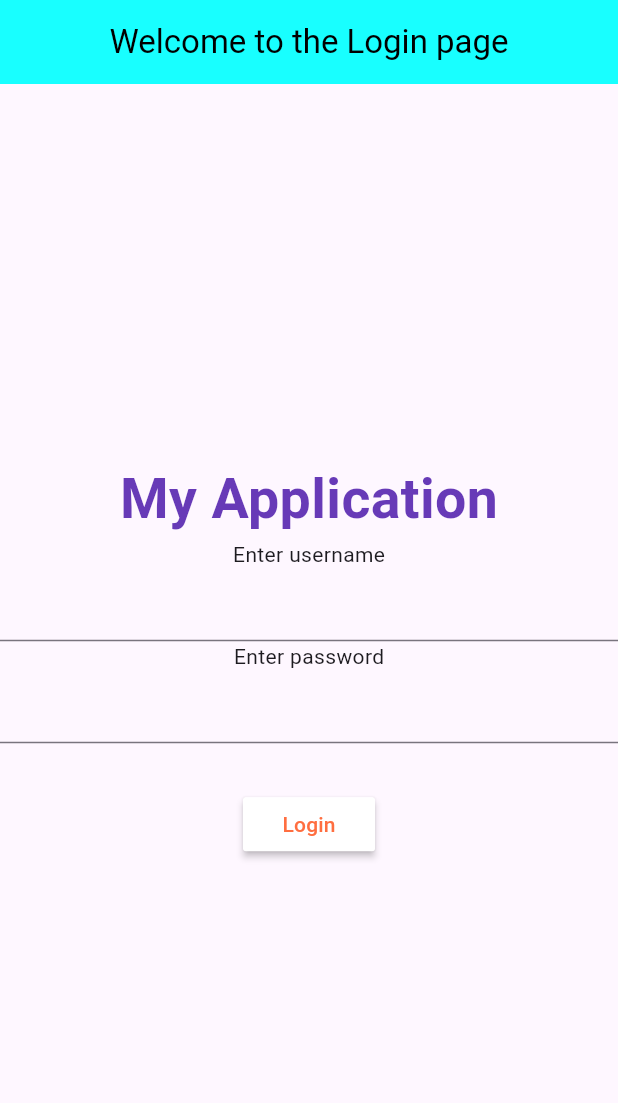
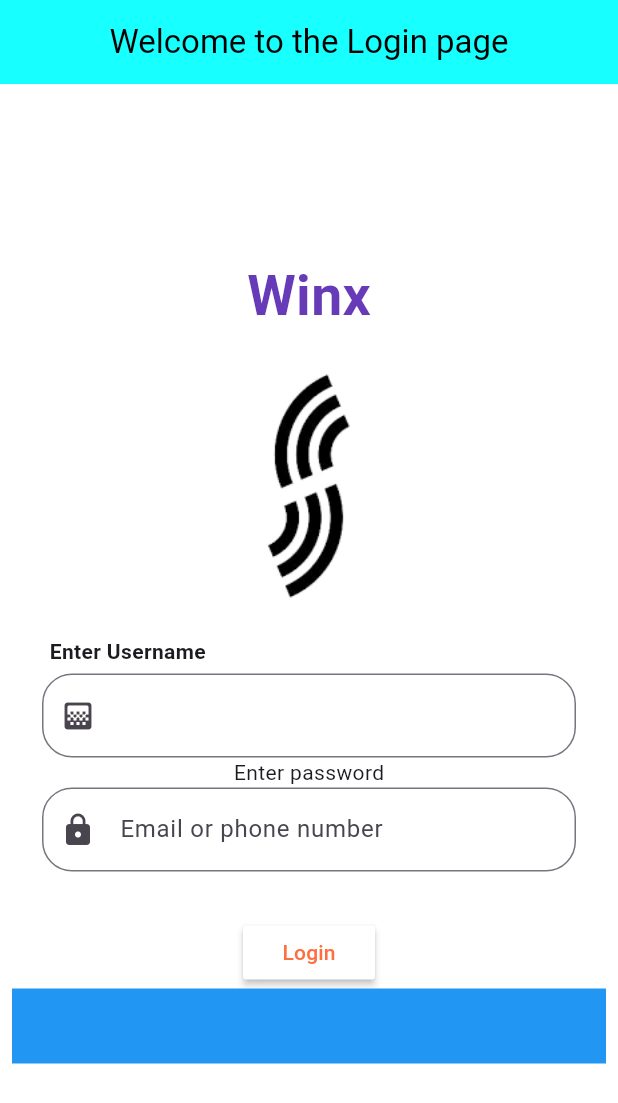
Before and after one commit to wondow/mdprac, a Flutter app: the screen it shows after launch, after a tap on "Login", on a phone screen of 412 x 824 dp. Shown: the top 1103 px of the screen. Run offline on Flutter 3.47's test engine with Material 3 defaults, Android fonts, the light colour scheme and no system bars.

Commit message:
feat: initialize login

```diff
--- a/lib/main.dart
+++ b/lib/main.dart
@@ -5,6 +5,7 @@ void main() {
     MaterialApp(
       debugShowCheckedModeBanner: false,
       home: Scaffold(
+        backgroundColor: Colors.white,
         appBar: AppBar(
           backgroundColor: Colors.cyanAccent,
           title: Text(
@@ -13,23 +14,67 @@ void main() {
           ),
           centerTitle: true,
         ),
-        body: Column(
+        body: Center(
+          child: SingleChildScrollView(
+            child: Padding(
+              padding: const EdgeInsets.all(8.0),
+              child: Column(
                 mainAxisAlignment: MainAxisAlignment.center,
                 crossAxisAlignment: CrossAxisAlignment.center,
 
                 children: [
                   Text(
-              "My Application",
+                    "Winx",
                     style: TextStyle(
                       color: Colors.deepPurple,
                       fontSize: 37,
                       fontWeight: FontWeight.bold,
                     ),
                   ),
-            Text("Enter username"),
-            TextField(),
+                  Image.asset(
+                    'assets/images/winx.png',
+                    height: 200,
+                    width: 200,
+                  ),
+                  Padding(
+                    padding: const EdgeInsets.fromLTRB(25, 0, 20, 5),
+                    child: Row(
+                      mainAxisAlignment: MainAxisAlignment.start,
+                      children: [
+                        Text(
+                          "Enter Username",
+                          style: TextStyle(
+                            fontSize: 14,
+                            fontWeight: FontWeight.w700,
+                          ),
+                        ),
+                      ],
+                    ),
+                  ),
+                  Padding(
+                    padding: const EdgeInsets.fromLTRB(20, 0, 20, 0),
+                    child: TextField(
+                      decoration: InputDecoration(
+                        border: OutlineInputBorder(
+                          borderRadius: BorderRadius.circular(20),
+                        ),
+                        prefixIcon: Icon(Icons.gradient_rounded),
+                      ),
+                    ),
+                  ),
                   Text("Enter password"),
-            TextField(),
+                  Padding(
+                    padding: const EdgeInsets.fromLTRB(20, 0, 20, 0),
+                    child: TextField(
+                      decoration: InputDecoration(
+                        hintText: "Email or phone number",
+                        border: OutlineInputBorder(
+                          borderRadius: BorderRadius.circular(20),
+                        ),
+                        prefixIcon: Icon(Icons.lock),
+                      ),
+                    ),
+                  ),
                   SizedBox(height: 30),
                   MaterialButton(
                     onPressed: () {},
@@ -37,7 +82,21 @@ void main() {
                     textColor: Colors.deepOrangeAccent,
                     child: Text("Login"),
                   ),
+
+                  Container(
+                    height: 50,
+                    width: double.infinity,
+                    alignment: Alignment.center,
+                    decoration: BoxDecoration(color: Colors.blue),
+                    child: Text(
+                      "Login",
+                      style: TextStyle(color: Colors.blue, fontSize: 14),
+                    ),
+                  ),
                 ],
+              ),
+            ),
+          ),
         ),
       ),
     ),
```
Also changed, not shown: lib/views/screens/auth/login_screen.dart (added, +100 -0 lines), pubspec.yaml (+3 -4 lines), assets/images/winx.png (added). Lines whose indentation alone changed are shown as unchanged.
